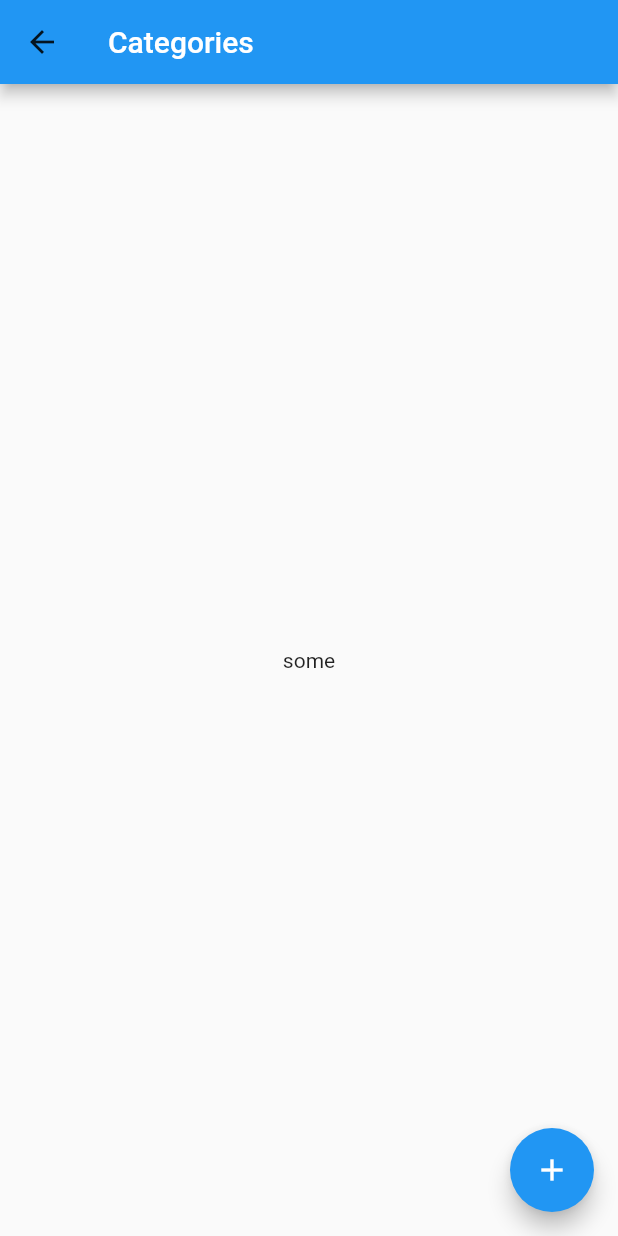
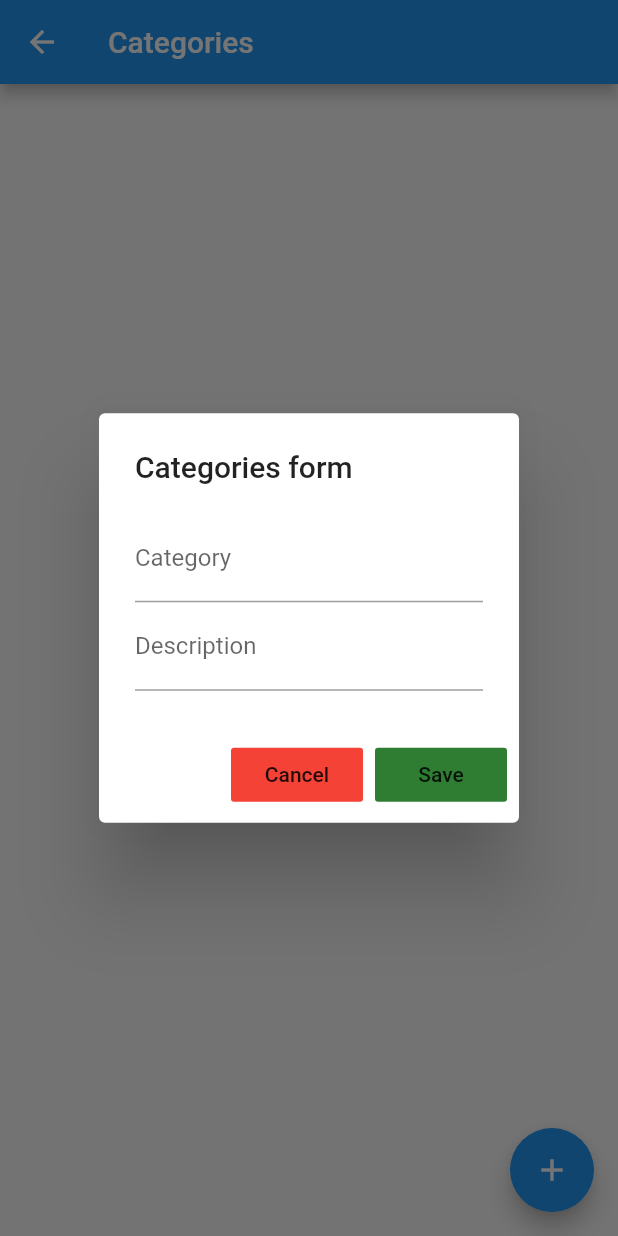
Before and after one commit to miromx/flutter_todo_app, a Flutter app: the CategoriesScreen screen opened directly, after a tap on the "add" icon, on a phone screen of 412 x 824 dp. Run offline on Flutter 3.47's test engine with Material 2 defaults, Android fonts, the phone set to English and light mode, and no system bars; network calls fail.

Commit message:
d commit

```diff
--- a/lib/screens/categories_screen.dart
+++ b/lib/screens/categories_screen.dart
@@ -1,4 +1,6 @@
 import 'package:flutter/material.dart';
+
+import 'home_screen.dart';
 
 class CategoriesScreen extends StatefulWidget {
   @override
@@ -6,20 +8,69 @@ class CategoriesScreen extends StatefulWidget {
 }
 
 class _CategoriesScreenState extends State<CategoriesScreen> {
+
+  var _categoryNameController = TextEditingController();
+  var _categoryDescriptionController = TextEditingController();
+
+  _showFormDialog(BuildContext context){
+    return showDialog(context: context, barrierDismissible: true, builder: (params) {
+      return AlertDialog(
+        actions: <Widget>[
+          FlatButton(
+            onPressed: ()=>Navigator.pop(context),
+            color: Colors.red,
+            child: Text('Cancel'),
+          ),
+          FlatButton(
+            onPressed: (){
+              print('category ${_categoryNameController.text}');
+              print('description ${_categoryDescriptionController.text}');
+            },
+            color: Colors.green[800],
+            child: Text('Save'),
+          ),
+        ],
+        title: Text('Categories form'),
+        content: SingleChildScrollView(
+          child: Column(
+            children: <Widget>[
+              TextField(
+                controller: _categoryNameController,
+                  decoration: InputDecoration(
+                  hintText: 'write a category',
+                  labelText: 'Category'
+                ),
+              ),
+              TextField(
+                controller: _categoryDescriptionController,
+                    decoration: InputDecoration(
+                    hintText: 'write a description',
+                    labelText: 'Description'
+                ),
+              ),
+            ],
+          ),
+        ),
+      );
+    });
+  }
+
   @override
   Widget build(BuildContext context) {
     return Scaffold(
       appBar: AppBar(
-        leading: RaisedButton(onPressed: (){},
+        leading: RaisedButton(onPressed: ()=>Navigator.of(context).push(MaterialPageRoute(builder: (context)=>HomeScreen())),
           elevation: 0.0, //no border ...
-          child: Icon(Icons.arrow_back),
+          child: Icon(Icons.arrow_back, color: Colors.white,),
           color: Colors.blue,
         ),
         title: Text('Categories'),
       ),
       body: Center(child: Text('some')),
       floatingActionButton: FloatingActionButton(
-          onPressed: (){},
+          onPressed: (){
+            _showFormDialog(context);
+          },
           child: Icon(Icons.add),
       ),
     );
```
